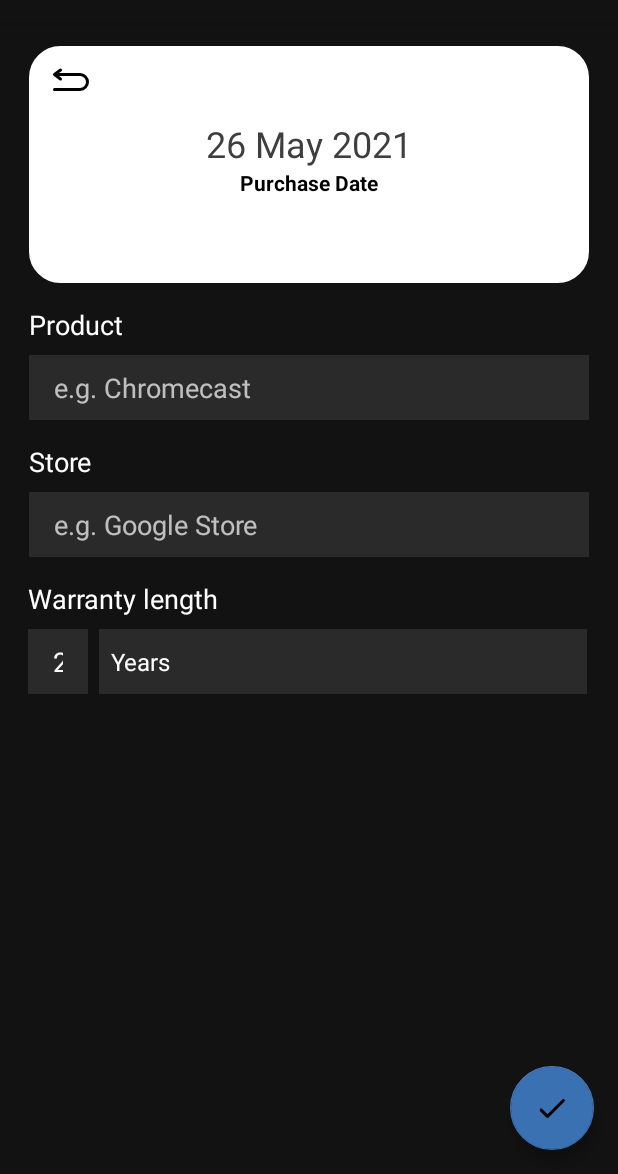
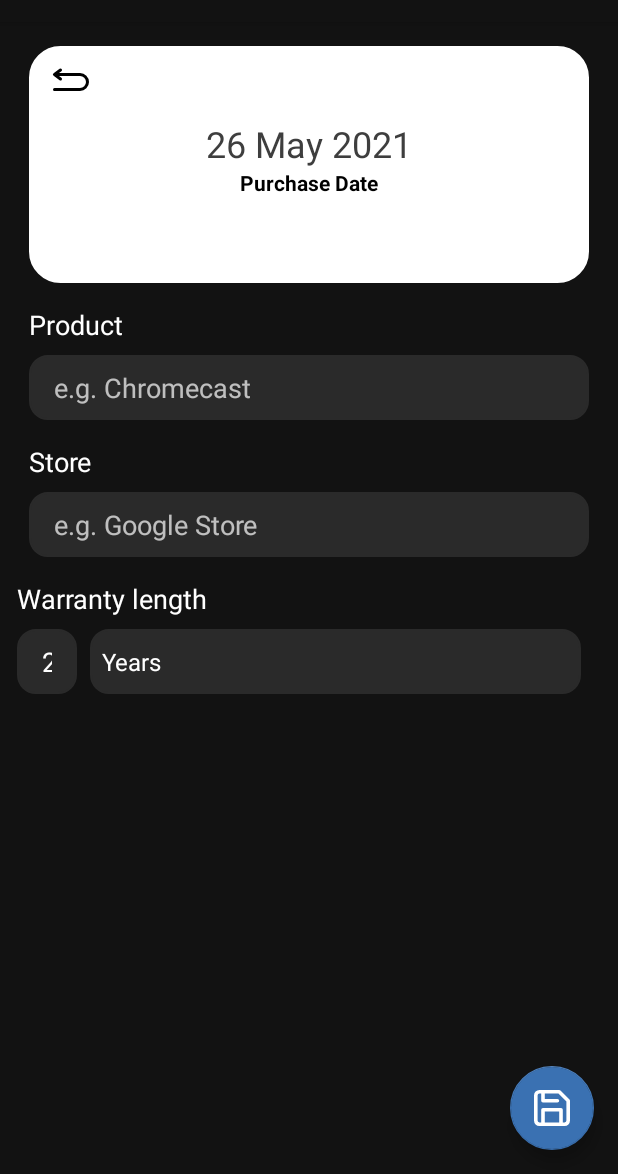
Before and after one commit to Tueska/android-warrantyreminder, an Android app: the SecondFragment screen opened through its navigation route, on a phone screen of 412 x 824 dp, the part 62-1236 px from its top. Run offline under Robolectric (Android 15) with nearby library versions, the light colour scheme and no system bars; our stand-ins replace navigation-ui.

Commit message:
Ist ja quasi Fertig.

```diff
--- a/app/build.gradle
+++ b/app/build.gradle
@@ -38,7 +38,7 @@ dependencies {
     implementation 'androidx.constraintlayout:constraintlayout:2.0.1'
     implementation 'androidx.navigation:navigation-fragment:2.3.0'
     implementation 'androidx.navigation:navigation-ui:2.3.0'
-    implementation "com.github.danielnilsson9:color-picker-view:1.4.0@aar"
+    implementation 'androidx.recyclerview:recyclerview:1.1.0'
     testImplementation 'junit:junit:4.+'
     androidTestImplementation 'androidx.test.ext:junit:1.1.2'
     androidTestImplementation 'androidx.test.espresso:espresso-core:3.3.0'
--- a/app/src/main/java/com/example/warrantyreminder/FirstFragment.java
+++ b/app/src/main/java/com/example/warrantyreminder/FirstFragment.java
@@ -1,7 +1,6 @@
 package com.example.warrantyreminder;
 
 import android.os.Bundle;
-import android.util.Log;
 import android.view.LayoutInflater;
 import android.view.View;
 import android.view.ViewGroup;
@@ -9,17 +8,16 @@ import android.view.ViewGroup;
 import androidx.annotation.NonNull;
 import androidx.fragment.app.Fragment;
 import androidx.navigation.fragment.NavHostFragment;
+import androidx.recyclerview.widget.LinearLayoutManager;
+import androidx.recyclerview.widget.RecyclerView;
 
 import com.example.warrantyreminder.databinding.FragmentFirstBinding;
-import com.google.android.material.snackbar.Snackbar;
-import com.google.android.material.snackbar.SnackbarContentLayout;
-
-import java.util.ArrayList;
 import java.util.List;
 
 public class FirstFragment extends Fragment {
 
     private FragmentFirstBinding binding;
+    private ProductAdapter productAdapter;
 
     @Override
     public View onCreateView(
@@ -34,20 +32,21 @@ public class FirstFragment extends Fragment {
 
     public void onViewCreated(@NonNull View view, Bundle savedInstanceState) {
         super.onViewCreated(view, savedInstanceState);
+
+//        List<WarrantyEntry> wes = MainActivity.sql.getAllProducts();
+//        binding.textviewFirst.setText(wes.toString());
+
+        RecyclerView sv = (RecyclerView) getView().findViewById(R.id.productList);
+        List<WarrantyEntry> products = MainActivity.sql.getAllProducts();
+        this.productAdapter = new ProductAdapter(products);
+        sv.setAdapter(this.productAdapter);
+        sv.setLayoutManager(new LinearLayoutManager(this.getContext()));
+
         binding.fabCreate.setOnClickListener(new View.OnClickListener() {
             @Override
             public void onClick(View view) {
                 NavHostFragment.findNavController(FirstFragment.this)
                         .navigate(R.id.action_FirstFragment_to_SecondFragment);
-            }
-        });
-
-        binding.textviewFirst.setOnClickListener(new View.OnClickListener() {
-            @Override
-            public void onClick(View view) {
-                WarrantyEntry we = MainActivity.sql.getProduct(1);
-                List<WarrantyEntry> wes = MainActivity.sql.getAllProducts();
-                binding.textviewFirst.setText(wes.toString());
             }
         });
     }
--- a/app/src/main/java/com/example/warrantyreminder/SQLiteHelper.java
+++ b/app/src/main/java/com/example/warrantyreminder/SQLiteHelper.java
@@ -36,7 +36,6 @@ public class SQLiteHelper extends SQLiteOpenHelper {
                 KEY_PRODUCT + " TEXT, " + KEY_STORE + " TEXT, " + KEY_PURCHASE_DATE + " INTEGER, " + KEY_WARRANTY_EXPIRE_DATE + " INTEGER" +
                 " )";
         db.execSQL(CREATE_TABLE);
-
     }
 
     @Override
--- /dev/null
+++ b/app/src/main/res/drawable/editable_text_border.xml
@@ -0,0 +1,12 @@
+<?xml version="1.0" encoding="utf-8"?>
+<shape xmlns:android="http://schemas.android.com/apk/res/android">
+    <solid android:color="#2A2A2A" />
+    <stroke
+        android:width="1dip"
+        android:color="#2A2A2A" />
+    <corners
+        android:bottomLeftRadius="12dp"
+        android:bottomRightRadius="12dp"
+        android:topLeftRadius="12dp"
+        android:topRightRadius="12dp"></corners>
+</shape>
--- a/app/src/main/res/drawable/ic_done.xml
+++ b/app/src/main/res/drawable/ic_done.xml
@@ -1,6 +1,6 @@
 <vector xmlns:android="http://schemas.android.com/apk/res/android"
-    android:width="24dp"
-    android:height="24dp"
+    android:width="1dp"
+    android:height="1dp"
     android:viewportWidth="24"
     android:viewportHeight="24">
   <path
--- /dev/null
+++ b/app/src/main/res/drawable/ic_save.xml
@@ -0,0 +1,22 @@
+<vector xmlns:android="http://schemas.android.com/apk/res/android"
+    android:width="20dp"
+    android:height="20dp"
+    android:viewportWidth="20"
+    android:viewportHeight="20">
+  <path
+      android:pathData="M17,19L3,19a2,2 0,0 1,-2 -2L1,3a2,2 0,0 1,2 -2h11l5,5v11a2,2 0,0 1,-2 2z"
+      android:strokeLineJoin="round"
+      android:strokeWidth="2"
+      android:fillColor="#00000000"
+      android:fillType="evenOdd"
+      android:strokeColor="#000"
+      android:strokeLineCap="round"/>
+  <path
+      android:pathData="M15,19v-8L5,11v8M5,1v5h8"
+      android:strokeLineJoin="round"
+      android:strokeWidth="2"
+      android:fillColor="#00000000"
+      android:fillType="evenOdd"
+      android:strokeColor="#000"
+      android:strokeLineCap="round"/>
+</vector>
--- a/app/src/main/res/drawable/rectangle.xml
+++ b/app/src/main/res/drawable/rectangle.xml
@@ -6,5 +6,5 @@
         android:right="2dp"
         android:bottom="2dp" />
     <corners android:radius="20dp" />
-    <solid android:color="#ffffffff" />
+    <solid android:color="#fff" />
 </shape>
--- a/app/src/main/res/layout/fragment_second.xml
+++ b/app/src/main/res/layout/fragment_second.xml
@@ -17,7 +17,8 @@
         app:backgroundTint="#3A71B2"
         app:layout_constraintBottom_toBottomOf="parent"
         app:layout_constraintEnd_toEndOf="parent"
-        app:srcCompat="@drawable/ic_done" />
+        app:rippleColor="#FFFFFF"
+        app:srcCompat="@drawable/ic_save" />
 
     <ImageView
         android:id="@+id/imageView2"
@@ -35,7 +36,7 @@
         android:layout_width="373dp"
         android:layout_height="43dp"
         android:layout_marginTop="48dp"
-        android:background="#2A2A2A"
+        android:background="@drawable/editable_text_border"
         android:ems="10"
         android:hint="e.g. Chromecast"
         android:inputType="textPersonName"
@@ -52,7 +53,7 @@
         android:layout_width="373dp"
         android:layout_height="43dp"
         android:layout_marginTop="48dp"
-        android:background="#2A2A2A"
+        android:background="@drawable/editable_text_border"
         android:ems="10"
         android:hint="e.g. Google Store"
         android:inputType="textPersonName"
@@ -69,7 +70,7 @@
         android:layout_width="40dp"
         android:layout_height="43dp"
         android:layout_marginTop="48dp"
-        android:background="#2A2A2A"
+        android:background="@drawable/editable_text_border"
         android:ems="10"
         android:inputType="number"
         android:paddingLeft="25px"
@@ -77,7 +78,7 @@
         android:text="2"
         android:textColor="#FFFFFF"
         app:layout_constraintEnd_toEndOf="parent"
-        app:layout_constraintHorizontal_bias="0.051"
+        app:layout_constraintHorizontal_bias="0.03"
         app:layout_constraintStart_toStartOf="parent"
         app:layout_constraintTop_toBottomOf="@+id/inputStore" />
 
@@ -146,10 +147,10 @@
     <Spinner
         android:id="@+id/inputWarrantySpinner"
         style="@android:style/ThemeOverlay.Material.Dark"
-        android:layout_width="325dp"
+        android:layout_width="327dp"
         android:layout_height="43dp"
         android:layout_marginTop="8dp"
-        android:background="#2A2A2A"
+        android:background="@drawable/editable_text_border"
         android:entries="@array/warrantyUnit"
         android:theme="@style/ThemeOverlay.MaterialComponents.Dark"
         app:layout_constraintEnd_toEndOf="parent"
--- a/app/src/main/res/values-night/themes.xml
+++ b/app/src/main/res/values-night/themes.xml
@@ -8,7 +8,7 @@
         <!-- Secondary brand color. -->
         <item name="colorSecondary">@color/teal_200</item>
         <item name="colorSecondaryVariant">@color/teal_200</item>
-        <item name="colorOnSecondary">@color/black</item>
+        <item name="colorOnSecondary">@color/white</item>
         <!-- Status bar color. -->
         <item name="android:statusBarColor" tools:targetApi="l">?attr/colorPrimaryVariant</item>
         <!-- Customize your theme here. -->
--- a/app/src/main/res/values/themes.xml
+++ b/app/src/main/res/values/themes.xml
@@ -8,7 +8,7 @@
         <!-- Secondary brand color. -->
         <item name="colorSecondary">@color/teal_200</item>
         <item name="colorSecondaryVariant">@color/teal_700</item>
-        <item name="colorOnSecondary">@color/black</item>
+        <item name="colorOnSecondary">@color/white</item>
         <!-- Status bar color. -->
         <item name="android:statusBarColor" tools:targetApi="l">?attr/colorPrimaryVariant</item>
         <!-- Customize your theme here. -->
```
Also changed, not shown: app/src/main/java/com/example/warrantyreminder/ColorPickerActivity.java (deleted, +0 -74 lines), app/src/main/java/com/example/warrantyreminder/MainActivity.java (+20 -14 lines), app/src/main/java/com/example/warrantyreminder/ProductAdapter.java (added, +79 -0 lines), app/src/main/res/layout/activity_color_picker.xml (deleted, +0 -78 lines), app/src/main/res/layout/fragment_first.xml (+8 -0 lines), app/src/main/res/layout/fragment_product.xml (added, +74 -0 lines).
